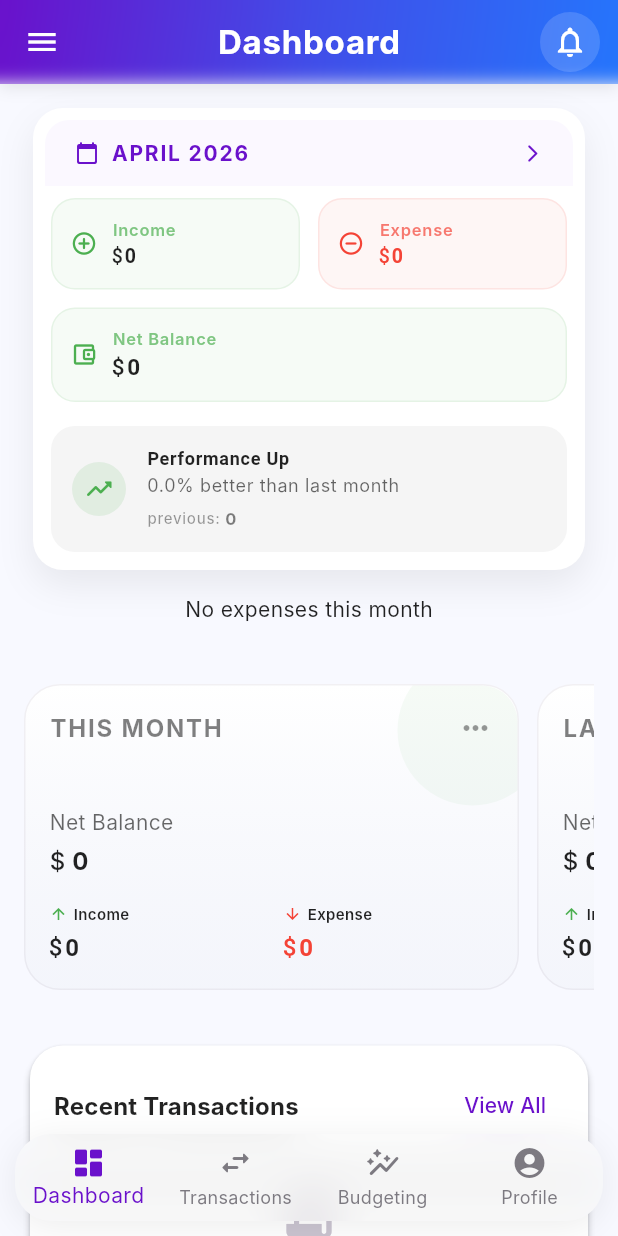
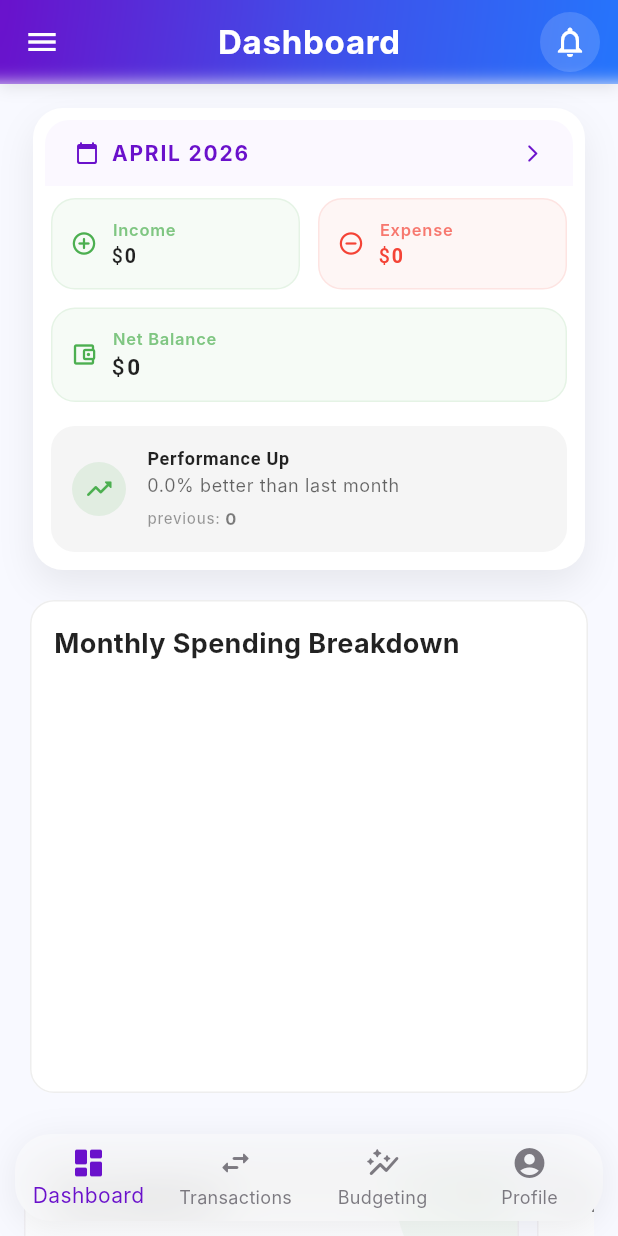
Before and after one commit to Max22577/Flutter_personal_finance_app, a Flutter app: the screen it shows once a user with an empty profile is signed in, on a phone screen of 412 x 824 dp. Run offline on Flutter 3.47's test engine with Material 3 defaults, Android fonts, the phone set to English and light mode, and no system bars; drawn by our look-alikes of fl_chart; our stand-ins replace animate_do, cloud_firestore, firebase_auth, firebase_core, firebase_storage, flutter_svg and 4 more; accounts and stored records are empty; Roboto replaces fonts that are missing (Inter).

Commit message:
Used a reusable uniform empty and loading widgets

```diff
--- a/lib/features/budgeting/pages/budgeting_page.dart
+++ b/lib/features/budgeting/pages/budgeting_page.dart
@@ -93,7 +93,7 @@
   }
 
   Widget _buildBody(BudgetingViewModel vm, LanguageProvider lang) {
-    // 1. Handle Error State
+    // Error State
     if (vm.errorMessage != null) {
       return Center(
         child: EmptyState(
@@ -106,14 +106,13 @@
       );
     }
 
-    // 2. Handle Loading State
+    // Loading State
     // Since currentState is null until the first stream emission
     final state = vm.currentState;
     if (state == null) {
       return const Center(child: LoadingState());
     }
 
-    // 3. Main Content
     return RefreshIndicator(
       onRefresh: () async => await vm.refreshData(),
       child: CustomScrollView(
--- a/lib/features/budgeting/widgets/budget_edit_dialog.dart
+++ b/lib/features/budgeting/widgets/budget_edit_dialog.dart
@@ -77,7 +77,6 @@
     );
   }
 
-  // Use your existing TweenAnimationBuilder here...
   Widget _buildAnimatedDialog(BuildContext context, BudgetEditViewModel vm, LanguageProvider lang, String symbol) {
     final theme = Theme.of(context);
     final colors = theme.colorScheme;
@@ -275,8 +274,6 @@
           ),
         ],
       ),
-
-
     );
   }
 }
--- a/lib/features/dashboard/pages/dashboard_page.dart
+++ b/lib/features/dashboard/pages/dashboard_page.dart
@@ -2,6 +2,8 @@
 import 'package:personal_fin/core/providers/language_provider.dart';
 import 'package:personal_fin/core/repositories/monthly_data_repository.dart';
 import 'package:personal_fin/core/repositories/transaction_repository.dart';
+import 'package:personal_fin/core/widgets/empty_state.dart';
+import 'package:personal_fin/core/widgets/loading_state.dart';
 import 'package:personal_fin/features/dashboard/widgets/category_pie_chart.dart';
 import 'package:personal_fin/features/dashboard/widgets/monthly_review.dart';
 import 'package:personal_fin/features/dashboard/view_models/dashboard_view_model.dart';
@@ -47,7 +49,7 @@
               _buildMonthlyReview(vm, lang, context),
 
               const SizedBox(height: 16),
-              //const IncomeExpensesGraph(daysToShow: 7, height: 250),
+
               const CategoryPieChart(),
 
               const SizedBox(height: 32),
@@ -72,16 +74,19 @@
 
   Widget _buildMonthlyReview(DashboardViewModel vm, LanguageProvider lang, BuildContext context) {
     if (vm.isLoading) {
-      return const Card(
-        child: Padding(
-          padding: EdgeInsets.all(40),
-          child: Center(child: CircularProgressIndicator()),
-        ),
-      );
+      return const Center(child: LoadingState());
     }
 
     if (vm.errorMessage != null || vm.currentMonthData == null) {
-      return _buildErrorCard(vm, lang);
+      return Center(
+        child: EmptyState(
+          icon: Icons.error_outline,
+          title: lang.translate('error_loading_monthly_data'),
+          message: vm.errorMessage!,
+          actionText: lang.translate('retry'),
+          onAction: () => vm.retry(),
+        ),
+      );
     }
 
     return MonthlyReview(
@@ -98,21 +103,6 @@
     );
   }
 
-  Widget _buildErrorCard(DashboardViewModel vm, LanguageProvider lang) {
-    return Card(
-      child: Padding(
-        padding: const EdgeInsets.all(20),
-        child: Column(
-          children: [
-            const Icon(Icons.error_outline, color: Colors.red, size: 40),
-            const SizedBox(height: 12),
-            Text(lang.translate('error_loading_monthly_data')),
-            TextButton(onPressed: vm.retry, child: Text(lang.translate('retry'))),
-          ],
-        ),
-      ),
-    );
-  }
 
   Widget _buildQuickActions(BuildContext context, LanguageProvider lang) {
     return Card(
--- a/lib/features/dashboard/view_models/recent_transactions_view_model.dart
+++ b/lib/features/dashboard/view_models/recent_transactions_view_model.dart
@@ -5,31 +5,58 @@
 
 class RecentTransactionsViewModel extends ChangeNotifier {
   final TransactionRepository _repo;
+  final int _maxItems;
   StreamSubscription? _sub;
 
   List<Transaction> _recentTransactions = [];
   List<Transaction> get recentTransactions => _recentTransactions;
   final Map<String, String> _categoryNames = {};
-  bool isLoading = true;
+
+  bool _isLoading = true;
+  bool get isLoading => _isLoading;
+
+  String? _errorMessage;
+  String? get errorMessage => _errorMessage;
 
   String getCategoryName(String id) => _categoryNames[id] ?? 'Loading...';
 
   RecentTransactionsViewModel({required TransactionRepository repo, int maxItems = 5})
-      : _repo = repo {
+      : _repo = repo, _maxItems = maxItems {
+    _init();
+  }
+
+  void _init() {
+    _isLoading = true;
+    _errorMessage = null;
+    notifyListeners();
+
+    _sub?.cancel();
     _sub = _repo.transactionsStream.listen((transactions) async {
-      // Logic: Sort by newest first and take the limit
-      final sorted = List<Transaction>.from(transactions)
-        ..sort((a, b) => b.date.compareTo(a.date));
+      try {
+        final sorted = List<Transaction>.from(transactions)
+          ..sort((a, b) => b.date.compareTo(a.date));
 
-      _recentTransactions = sorted.take(maxItems).toList();
-      await _fetchCategoryNames();
-      isLoading = false;
-      notifyListeners();
+        _recentTransactions = sorted.take(_maxItems).toList();
+        await _fetchCategoryNames();
+
+        _isLoading = false;
+        _errorMessage = null;
+        notifyListeners();
+      } catch (e) {
+        _handleError("Failed to process transactions");
+      }
     }, onError: (e) {
-      isLoading = false;
-      notifyListeners();
+      _handleError("Connection to transactions lost");
     });
   }
+
+  void _handleError(String message) {
+    _isLoading = false;
+    _errorMessage = message;
+    notifyListeners();
+  }
+
+  void retry() => _init();
 
   Future<void> _fetchCategoryNames() async {
     final ids = _recentTransactions.map((tx) => tx.categoryId).toSet();
--- a/lib/features/dashboard/widgets/category_pie_chart.dart
+++ b/lib/features/dashboard/widgets/category_pie_chart.dart
@@ -1,8 +1,11 @@
 import 'package:fl_chart/fl_chart.dart';
 import 'package:flutter/material.dart';
+import 'package:personal_fin/core/providers/language_provider.dart';
 import 'package:personal_fin/core/repositories/category_repository.dart';
 import 'package:personal_fin/core/repositories/monthly_transaction_repository.dart';
 import 'package:personal_fin/core/widgets/currency_display.dart';
+import 'package:personal_fin/core/widgets/empty_state.dart';
+import 'package:personal_fin/core/widgets/loading_state.dart';
 import 'package:provider/provider.dart';
 import '../view_models/spending_chart_view_model.dart';
 
@@ -22,6 +25,7 @@
   @override
   Widget build(BuildContext context) {
     final theme = Theme.of(context);
+    final lang = context.read<LanguageProvider>();
     final colors = theme.colorScheme;
 
     return ChangeNotifierProvider(
@@ -33,13 +37,23 @@
         final vm = context.watch<SpendingChartViewModel>();
 
         if (vm.isLoading) {
-          return const Center(child: CircularProgressIndicator());
+          return const Center(child: LoadingState());
+        }
+
+        if (vm.errorMessage != null) {
+          return Center(
+            child: EmptyState(
+              icon: Icons.error_outline,
+              title: lang.translate('error_loading'),
+              message: vm.errorMessage!,
+              actionText: lang.translate('retry'),
+              onAction: () => vm.retry(),
+            ),
+          );
         }
 
         final data = vm.categoryData;
-        if (data.isEmpty) {
-          return const Center(child: Text("No expenses this month"));
-        }
+
 
         return Card(
           elevation: 0,
--- a/lib/features/transactions/widgets/type_selector.dart
+++ b/lib/features/transactions/widgets/type_selector.dart
@@ -15,7 +15,6 @@
 
   @override
   Widget build(BuildContext context) {
-    // Get theme properties
     final theme = Theme.of(context);
     final colors = theme.colorScheme;
     final textTheme = theme.textTheme;
```
Also changed, not shown: lib/core/repositories/category_repository.dart (+8 -2 lines), lib/features/category/pages/category_management_page.dart (+20 -22 lines), lib/features/category/view_models/category_view_model.dart (+33 -0 lines), lib/features/dashboard/view_models/spending_chart_view_model.dart (+19 -4 lines), lib/features/dashboard/widgets/recent_transactions.dart (+13 -0 lines), lib/features/savings/pages/savings_page.dart (+14 -39 lines), 2 other files.
